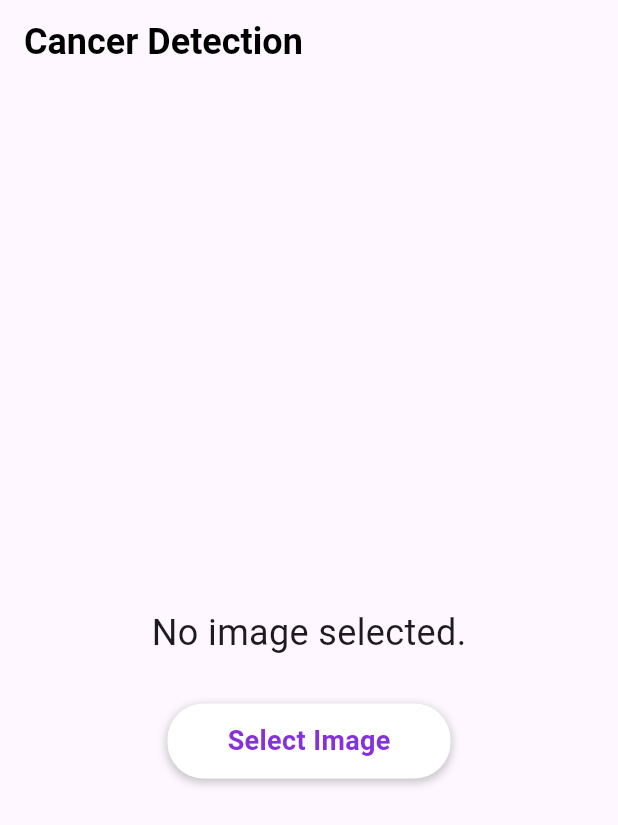
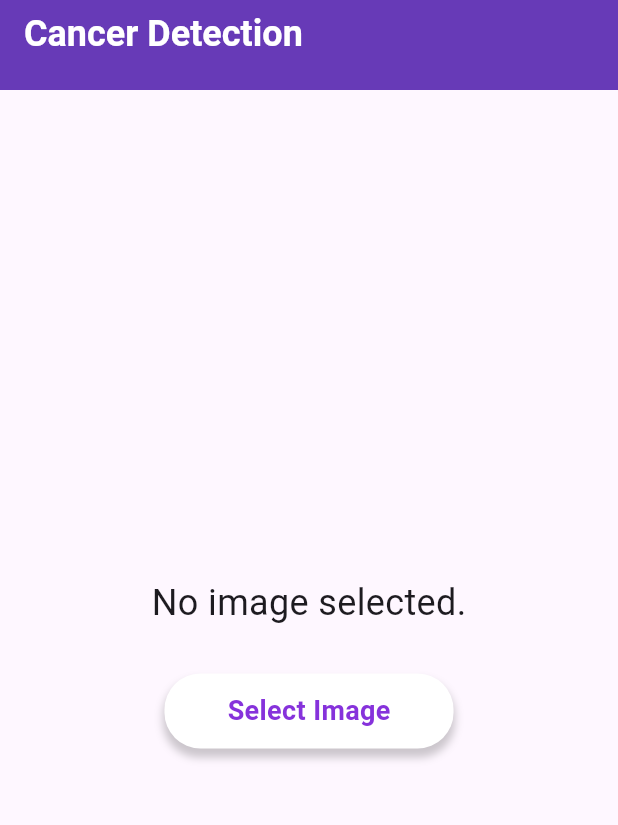
Before and after one commit to zelshenhab/flutter_skin_cancer, a Flutter app: the screen it shows after launch, on a phone screen of 412 x 824 dp. Shown: the top 825 px of the screen. Run offline on Flutter 3.47's test engine with Material 3 defaults, Android fonts, the light colour scheme and no system bars; our stand-ins replace image_picker.

Commit message:
edit appBar

```diff
--- a/lib/Features/skinCancer/presentation/views/image_picker_utils.dart
+++ b/lib/Features/skinCancer/presentation/views/image_picker_utils.dart
@@ -10,7 +10,9 @@ class ImagePickerUtils {
       context: context,
       builder: (BuildContext context) {
         return AlertDialog(
-          title: Text("Select Image"),
+          title: Text(
+            "Select Image",
+          ),
           content: Column(
             mainAxisSize: MainAxisSize.min,
             children: <Widget>[
--- a/lib/Features/skinCancer/presentation/views/skin_cancer_detection_appbar.dart
+++ b/lib/Features/skinCancer/presentation/views/skin_cancer_detection_appbar.dart
@@ -6,10 +6,14 @@ class SkinCancerDetectionAppbar extends StatelessWidget {
   @override
   Widget build(BuildContext context) {
     return AppBar(
+      backgroundColor: Colors.deepPurple,
+      toolbarHeight: 45,
       title: Text(
         'Cancer Detection',
         style: TextStyle(
-            fontSize: 24, color: Colors.black, fontWeight: FontWeight.bold),
+            fontSize: 24,
+            color: const Color.fromARGB(255, 255, 255, 255),
+            fontWeight: FontWeight.bold),
       ),
     );
   }
--- a/lib/Features/skinCancer/presentation/views/skin_cancer_detection_body.dart
+++ b/lib/Features/skinCancer/presentation/views/skin_cancer_detection_body.dart
@@ -70,7 +70,7 @@ class _SkinCancerDetectionBodyState extends State<SkinCancerDetectionBody> {
                 );
               },
               child: Container(
-                padding: EdgeInsets.symmetric(horizontal: 40, vertical: 12),
+                padding: EdgeInsets.symmetric(horizontal: 42, vertical: 12),
                 decoration: BoxDecoration(
                   color: Color.fromRGBO(255, 255, 255, 1), // White background
                   borderRadius: BorderRadius.circular(24),
@@ -79,7 +79,7 @@ class _SkinCancerDetectionBodyState extends State<SkinCancerDetectionBody> {
                       color: Color.fromRGBO(0, 0, 0, 0.2),
                       spreadRadius: 1,
                       blurRadius: 4,
-                      offset: Offset(0, 2),
+                      offset: Offset(0, 5),
                     ),
                   ],
                 ),
--- a/lib/Features/skinCancer/presentation/views/skin_cancer_detection_view.dart
+++ b/lib/Features/skinCancer/presentation/views/skin_cancer_detection_view.dart
@@ -9,8 +9,9 @@ class SkinCancerDetectionView extends StatelessWidget {
   Widget build(BuildContext context) {
     return Scaffold(
       appBar: PreferredSize(
-          preferredSize: Size.fromHeight(100.0),
-          child: SkinCancerDetectionAppbar()),
+        preferredSize: Size.fromHeight(60.0),
+        child: SkinCancerDetectionAppbar(),
+      ),
       body: SkinCancerDetectionBody(),
     );
   }
```
